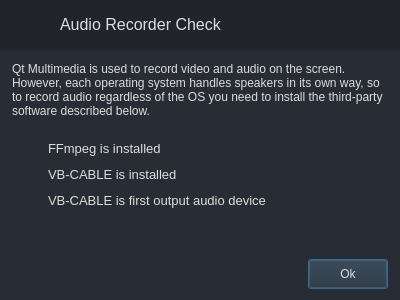
Above: ui/audio_setting/audio_setting.ui from fit-project/fit before the change. Below: the same form after it.
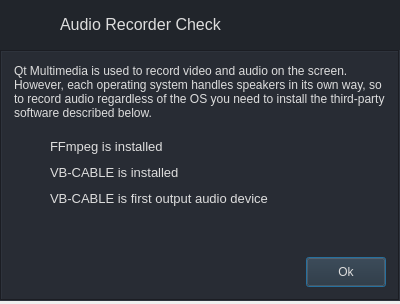
That is the form after the change. Icons and pictures are not drawn.

What changed in the file:
```diff
--- a/ui/audio_setting/audio_setting.ui
+++ b/ui/audio_setting/audio_setting.ui
@@ -7,7 +7,7 @@
     <x>0</x>
     <y>0</y>
     <width>400</width>
-    <height>300</height>
+    <height>304</height>
    </rect>
   </property>
   <property name="minimumSize">
@@ -79,6 +79,12 @@
    <property name="styleSheet">
     <string notr="true">background-color: rgb(40, 44, 52);</string>
    </property>
+   <property name="frameShape">
+    <enum>QFrame::Box</enum>
+   </property>
+   <property name="frameShadow">
+    <enum>QFrame::Sunken</enum>
+   </property>
    <layout class="QVBoxLayout" name="content_box_layout">
     <property name="leftMargin">
      <number>12</number>
```
